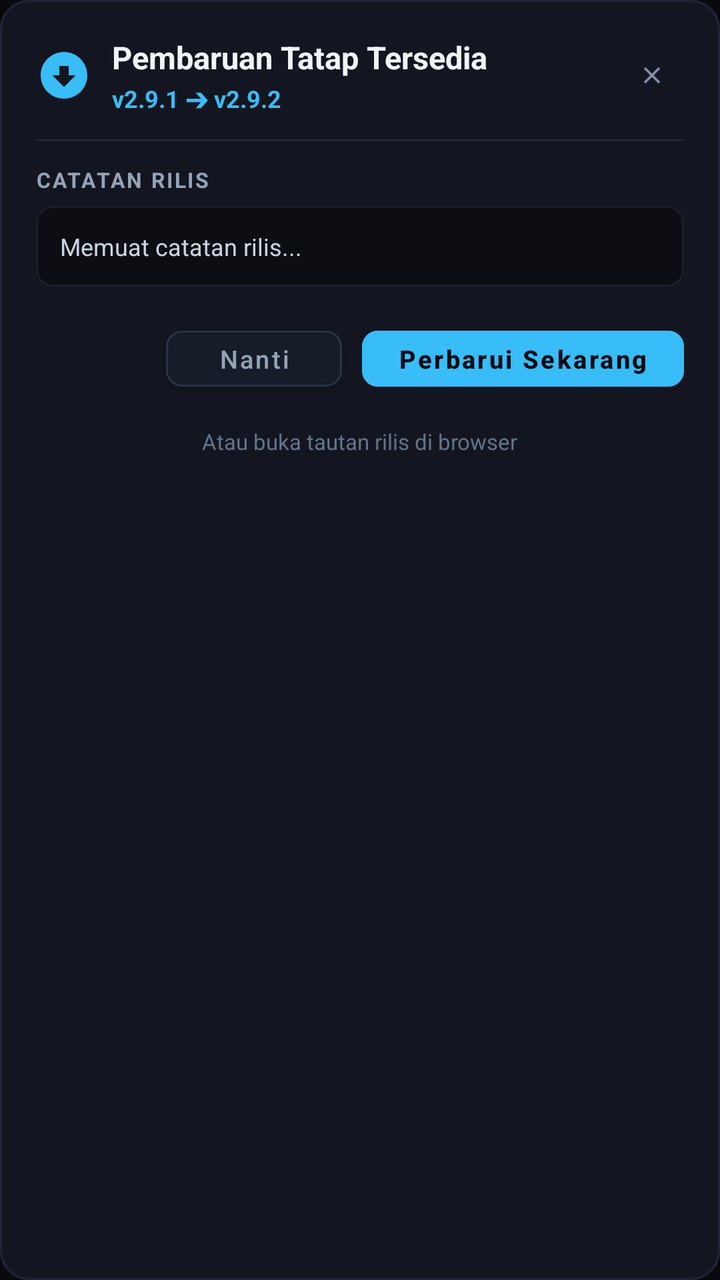
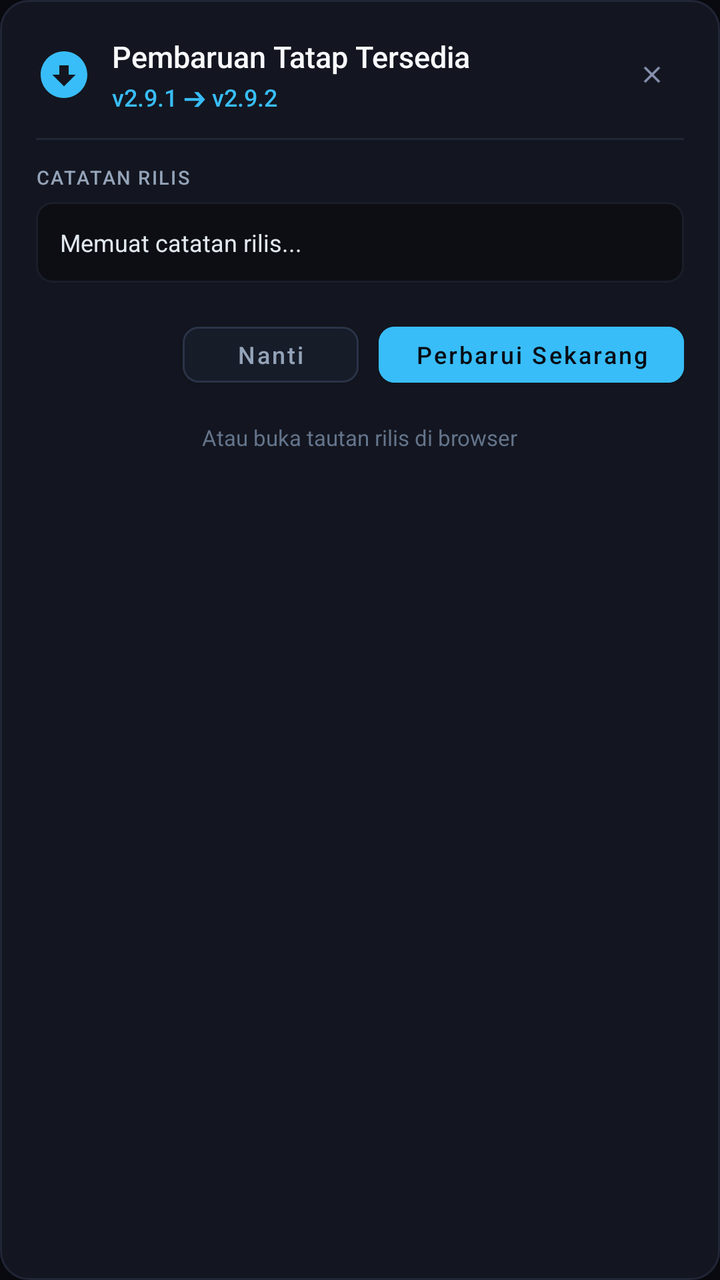

Screens rendered from an Android XML layout before and after an edit, with the pre-edit source and the edit as a unified diff.
<!-- AndroidManifest.xml: application theme Theme.Tatap -->
<!-- res/layout/dialog_app_update.xml -->
<?xml version="1.0" encoding="utf-8"?>
<LinearLayout xmlns:android="http://schemas.android.com/apk/res/android"
    xmlns:app="http://schemas.android.com/apk/res-auto"
    android:layout_width="match_parent"
    android:layout_height="wrap_content"
    android:orientation="vertical"
    android:background="@drawable/bg_dialog_card"
    android:padding="18dp">

    
    <LinearLayout
        android:layout_width="match_parent"
        android:layout_height="wrap_content"
        android:gravity="center_vertical"
        android:orientation="horizontal">

        <ImageView
            android:layout_width="28dp"
            android:layout_height="28dp"
            android:src="@drawable/ic_update"
            app:tint="#38BDF8"
            android:contentDescription="Update Icon" />

        <LinearLayout
            android:layout_width="0dp"
            android:layout_height="wrap_content"
            android:layout_weight="1"
            android:layout_marginStart="10dp"
            android:orientation="vertical">

            <TextView
                android:id="@+id/tv_update_title"
                android:layout_width="wrap_content"
                android:layout_height="wrap_content"
                android:text="Pembaruan Tatap Tersedia"
                android:textColor="#F1F5F9"
                android:textSize="15.5sp"
                android:textStyle="bold" />

            <TextView
                android:id="@+id/tv_update_version_badge"
                android:layout_width="wrap_content"
                android:layout_height="wrap_content"
                android:layout_marginTop="2dp"
                android:text="v2.9.1 ➔ v2.9.2"
                android:textColor="#38BDF8"
                android:textSize="12sp"
                android:textStyle="bold" />
        </LinearLayout>

        <ImageButton
            android:id="@+id/btn_close_update_dialog"
            android:layout_width="32dp"
            android:layout_height="32dp"
            android:background="?attr/selectableItemBackgroundBorderless"
            android:src="@drawable/ic_close"
            app:tint="#8892B0"
            android:contentDescription="Tutup" />
    </LinearLayout>

    <View
        android:layout_width="match_parent"
        android:layout_height="1dp"
        android:background="#202636"
        android:layout_marginVertical="12dp" />

    
    <TextView
        android:layout_width="wrap_content"
        android:layout_height="wrap_content"
        android:text="CATATAN RILIS"
        android:textColor="#94A3B8"
        android:textSize="10.5sp"
        android:textStyle="bold"
        android:letterSpacing="0.08"
        android:layout_marginBottom="6dp" />

    
    <androidx.core.widget.NestedScrollView
        android:layout_width="match_parent"
        android:layout_height="wrap_content"
        android:maxHeight="200dp"
        android:background="@drawable/bg_detail_synopsis"
        android:padding="12dp"
        android:overScrollMode="never"
        android:fadeScrollbars="false">

        <TextView
            android:id="@+id/tv_update_notes"
            android:layout_width="match_parent"
            android:layout_height="wrap_content"
            android:text="Memuat catatan rilis..."
            android:textColor="#CBD5E1"
            android:textSize="12sp"
            android:lineSpacingExtra="3dp" />
    </androidx.core.widget.NestedScrollView>

    
    <LinearLayout
        android:layout_width="match_parent"
        android:layout_height="wrap_content"
        android:orientation="horizontal"
        android:gravity="end"
        android:layout_marginTop="16dp">

        <com.google.android.material.button.MaterialButton
            android:id="@+id/btn_update_later"
            android:layout_width="wrap_content"
            android:layout_height="40dp"
            android:text="Nanti"
            android:textColor="#94A3B8"
            android:textSize="12.5sp"
            android:textAllCaps="false"
            android:backgroundTint="#161C28"
            app:strokeColor="#2A3347"
            app:strokeWidth="1dp"
            app:cornerRadius="8dp"
            android:paddingHorizontal="16dp"
            android:focusable="true" />

        <com.google.android.material.button.MaterialButton
            android:id="@+id/btn_update_now"
            android:layout_width="wrap_content"
            android:layout_height="40dp"
            android:layout_marginStart="10dp"
            android:text="Perbarui Sekarang"
            android:textColor="#080C14"
            android:textSize="12.5sp"
            android:textStyle="bold"
            android:textAllCaps="false"
            android:backgroundTint="#38BDF8"
            app:cornerRadius="8dp"
            android:paddingHorizontal="18dp"
            android:focusable="true" />
    </LinearLayout>

    
    <TextView
        android:id="@+id/tv_update_fallback_browser"
        android:layout_width="wrap_content"
        android:layout_height="wrap_content"
        android:layout_gravity="center_horizontal"
        android:layout_marginTop="10dp"
        android:text="Atau buka tautan rilis di browser"
        android:textColor="#64748B"
        android:textSize="11sp"
        android:padding="4dp"
        android:background="?attr/selectableItemBackground"
        android:focusable="true" />
</LinearLayout>
<!-- resources referenced by this layout -->
<resources>
  <!-- drawable bg_detail_synopsis (drawable) -->
  <?xml version="1.0" encoding="utf-8"?>
  <shape xmlns:android="http://schemas.android.com/apk/res/android"
      android:shape="rectangle">
      <corners android:radius="8dp" />
      <solid android:color="#0C0E14" />
      <stroke
          android:width="1dp"
          android:color="#1A1E29" />
  </shape>
  <!-- drawable bg_dialog_card (drawable) -->
  <?xml version="1.0" encoding="utf-8"?>
  <shape xmlns:android="http://schemas.android.com/apk/res/android"
      android:shape="rectangle">
      <corners android:radius="14dp" />
      <solid android:color="#131620" />
      <stroke
          android:width="1dp"
          android:color="#202636" />
  </shape>
  <!-- drawable ic_close (drawable) -->
  <?xml version="1.0" encoding="utf-8"?>
  <vector xmlns:android="http://schemas.android.com/apk/res/android"
      android:width="14dp"
      android:height="14dp"
      android:viewportWidth="24"
      android:viewportHeight="24">
      
      <path
          android:fillColor="#FFFFFFFF"
          android:pathData="M19,6.41 L17.59,5 L12,10.59 L6.41,5 L5,6.41 L10.59,12 L5,17.59 L6.41,19 L12,13.41 L17.59,19 L19,17.59 L13.41,12 L19,6.41 Z" />
  </vector>
  <!-- drawable ic_update (drawable) -->
  <?xml version="1.0" encoding="utf-8"?>
  <vector xmlns:android="http://schemas.android.com/apk/res/android"
      android:width="24dp"
      android:height="24dp"
      android:viewportWidth="24"
      android:viewportHeight="24">
      
      <path
          android:fillColor="#FFFFFFFF"
          android:pathData="M12,2C6.48,2 2,6.48 2,12s4.48,10 10,10 10,-4.48 10,-10S17.52,2 12,2zM12,17l-5,-5h3V8h4v4h3l-5,5z" />
  </vector>
  <style name="Theme.Tatap" parent="Theme.MaterialComponents.NoActionBar">
          <item name="colorPrimary">#38BDF8</item>
          <item name="colorPrimaryVariant">#090A0F</item>
          <item name="colorOnPrimary">#FFFFFF</item>
          <item name="colorSecondary">#38BDF8</item>
          <item name="android:statusBarColor">#090A0F</item>
          <item name="android:navigationBarColor">#090A0F</item>
          <item name="android:windowBackground">#090A0F</item>
      </style>
</resources>

<!-- the commit's change to res/layout/dialog_app_update.xml (unified diff, before → after) -->
@@ -33,9 +33,9 @@
                 android:layout_width="wrap_content"
                 android:layout_height="wrap_content"
                 android:text="Pembaruan Tatap Tersedia"
-                android:textColor="#F1F5F9"
-                android:textSize="15.5sp"
-                android:textStyle="bold" />
+                android:textColor="@color/text_primary"
+                android:textSize="@dimen/text_title_large"
+                android:fontFamily="sans-serif-medium" />
 
             <TextView
                 android:id="@+id/tv_update_version_badge"
@@ -43,9 +43,9 @@
                 android:layout_height="wrap_content"
                 android:layout_marginTop="2dp"
                 android:text="v2.9.1 ➔ v2.9.2"
-                android:textColor="#38BDF8"
-                android:textSize="12sp"
-                android:textStyle="bold" />
+                android:textColor="@color/text_accent"
+                android:textSize="@dimen/text_body_medium"
+                android:fontFamily="sans-serif-medium" />
         </LinearLayout>
 
         <ImageButton
@@ -69,9 +69,9 @@
         android:layout_width="wrap_content"
         android:layout_height="wrap_content"
         android:text="CATATAN RILIS"
-        android:textColor="#94A3B8"
-        android:textSize="10.5sp"
-        android:textStyle="bold"
+        android:textColor="@color/text_muted"
+        android:textSize="@dimen/text_badge"
+        android:fontFamily="sans-serif-medium"
         android:letterSpacing="0.08"
         android:layout_marginBottom="6dp" />
 
@@ -90,8 +90,9 @@
             android:layout_width="match_parent"
             android:layout_height="wrap_content"
             android:text="Memuat catatan rilis..."
-            android:textColor="#CBD5E1"
-            android:textSize="12sp"
+            android:textColor="@color/text_secondary"
+            android:textSize="@dimen/text_body_medium"
+            android:fontFamily="sans-serif"
             android:lineSpacingExtra="3dp" />
     </androidx.core.widget.NestedScrollView>
 
@@ -108,8 +109,9 @@
             android:layout_width="wrap_content"
             android:layout_height="40dp"
             android:text="Nanti"
-            android:textColor="#94A3B8"
-            android:textSize="12.5sp"
+            android:textColor="@color/text_muted"
+            android:textSize="@dimen/text_subhead"
+            android:fontFamily="sans-serif-medium"
             android:textAllCaps="false"
             android:backgroundTint="#161C28"
             app:strokeColor="#2A3347"
@@ -125,8 +127,8 @@
             android:layout_marginStart="10dp"
             android:text="Perbarui Sekarang"
             android:textColor="#080C14"
-            android:textSize="12.5sp"
-            android:textStyle="bold"
+            android:textSize="@dimen/text_subhead"
+            android:fontFamily="sans-serif-medium"
             android:textAllCaps="false"
             android:backgroundTint="#38BDF8"
             app:cornerRadius="8dp"
@@ -142,8 +144,9 @@
         android:layout_gravity="center_horizontal"
         android:layout_marginTop="10dp"
         android:text="Atau buka tautan rilis di browser"
-        android:textColor="#64748B"
-        android:textSize="11sp"
+        android:textColor="@color/text_dim"
+        android:textSize="@dimen/text_caption"
+        android:fontFamily="sans-serif"
         android:padding="4dp"
         android:background="?attr/selectableItemBackground"
         android:focusable="true" />
<!-- resource entries referenced after the edit -->
@@ -1,5 +1,15 @@
 <!-- resources referenced by this layout -->
 <resources>
+  <color name="text_accent">#38BDF8</color>
+  <color name="text_dim">#64748B</color>
+  <color name="text_muted">#94A3B8</color>
+  <color name="text_primary">#F8FAFC</color>
+  <color name="text_secondary">#E2E8F0</color>
+  <dimen name="text_badge">9.5sp</dimen>
+  <dimen name="text_body_medium">12sp</dimen>
+  <dimen name="text_caption">11sp</dimen>
+  <dimen name="text_subhead">12sp</dimen>
+  <dimen name="text_title_large">15sp</dimen>
   <!-- drawable bg_detail_synopsis (drawable) -->
   <?xml version="1.0" encoding="utf-8"?>
   <shape xmlns:android="http://schemas.android.com/apk/res/android"
